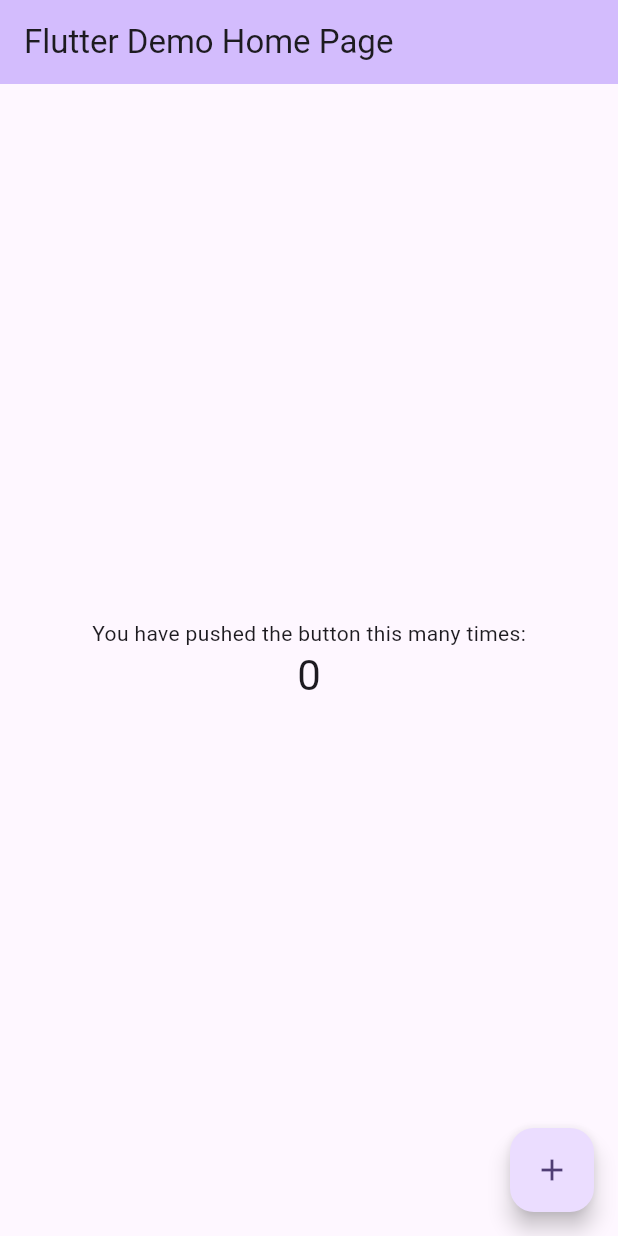
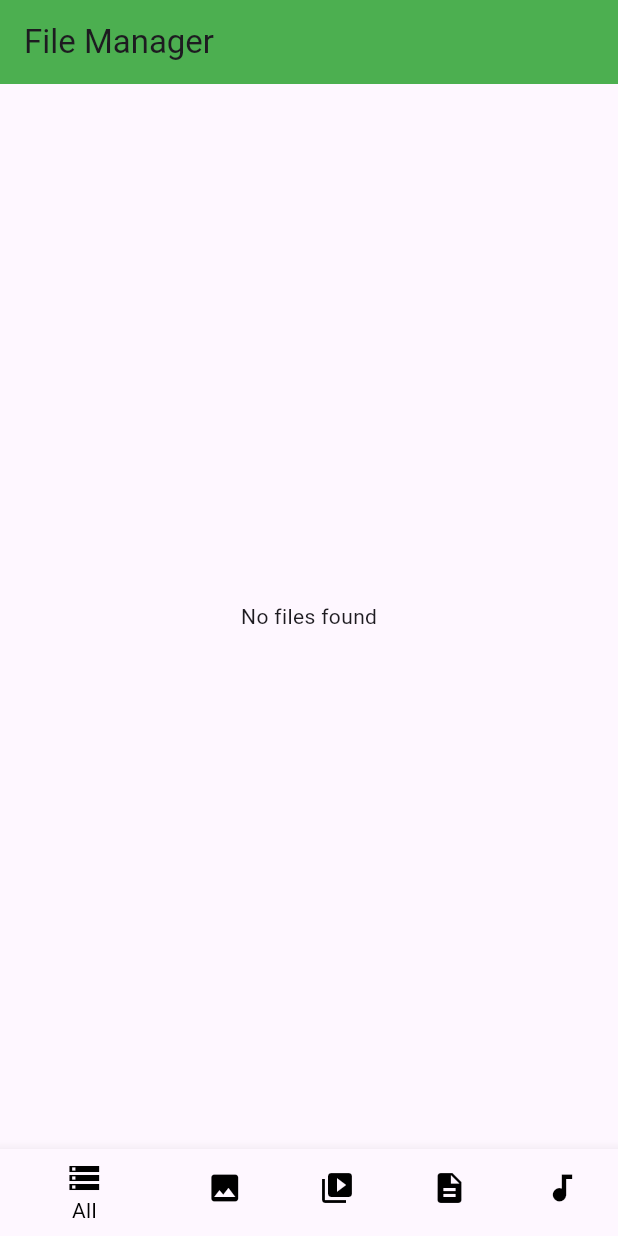
Before and after one commit to Earbaj/file_manager_flutter, a Flutter app: the screen it shows after launch, on a phone screen of 412 x 824 dp. Run offline on Flutter 3.47's test engine with Material 3 defaults, Android fonts, the phone set to English and light mode, and no system bars; our stand-ins replace open_filex, permission_handler.

Commit message:
ADD: file manager screen code and manifest permissions

```diff
--- /dev/null
+++ b/lib/filemanager_screen.dart
@@ -0,0 +1,118 @@
+import 'dart:io';
+import 'package:flutter/material.dart';
+import 'package:permission_handler/permission_handler.dart';
+import 'package:open_filex/open_filex.dart';
+
+class FileManagerScreen extends StatefulWidget {
+  @override
+  _FileManagerScreenState createState() => _FileManagerScreenState();
+}
+
+class _FileManagerScreenState extends State<FileManagerScreen> {
+  List<FileSystemEntity> allFiles = [];
+  int selectedIndex = 0;
+
+  @override
+  void initState() {
+    super.initState();
+    requestPermission();
+  }
+
+  Future<void> requestPermission() async {
+    if (await Permission.storage.request().isGranted) {
+      loadFiles();
+    }
+  }
+
+  void loadFiles() {
+    Directory root = Directory("/storage/emulated/0");
+
+    setState(() {
+      allFiles = root.listSync(recursive: false, followLinks: false)
+          .where((f) {
+        String name = f.path.split('/').last;
+        return name != "Android"; // skip restricted folder
+      }).toList();
+    });
+  }
+
+  /// Classify file types
+  String getFileType(String path) {
+    String ext = path.split('.').last.toLowerCase();
+    if (['jpg', 'jpeg', 'png', 'gif'].contains(ext)) return "Image";
+    if (['mp4', 'mkv', 'avi', 'mov'].contains(ext)) return "Video";
+    if (['mp3', 'wav', 'aac'].contains(ext)) return "Audio";
+    if (['pdf', 'doc', 'docx', 'txt', 'ppt', 'xls'].contains(ext)) return "Document";
+    return "Other";
+  }
+
+  /// Filter files based on selected tab
+  List<FileSystemEntity> getFilteredFiles() {
+    if (selectedIndex == 0) return allFiles; // All
+    if (selectedIndex == 1) {
+      return allFiles.where((f) => f is File && getFileType(f.path) == "Image").toList();
+    }
+    if (selectedIndex == 2) {
+      return allFiles.where((f) => f is File && getFileType(f.path) == "Video").toList();
+    }
+    if (selectedIndex == 3) {
+      return allFiles.where((f) => f is File && getFileType(f.path) == "Document").toList();
+    }
+    if (selectedIndex == 4) {
+      return allFiles.where((f) => f is File && getFileType(f.path) == "Audio").toList();
+    }
+    return [];
+  }
+
+  @override
+  Widget build(BuildContext context) {
+    List<FileSystemEntity> files = getFilteredFiles();
+
+    return Scaffold(
+      appBar: AppBar(
+        title: Text("File Manager"),
+        backgroundColor: Colors.green,
+      ),
+      body: files.isEmpty
+          ? Center(child: Text("No files found"))
+          : ListView.builder(
+        itemCount: files.length,
+        itemBuilder: (context, index) {
+          var file = files[index];
+          bool isDir = file is Directory;
+          return ListTile(
+            leading: Icon(isDir ? Icons.folder : Icons.insert_drive_file,
+                color: isDir ? Colors.amber : Colors.grey),
+            title: Text(file.path.split('/').last),
+            subtitle: isDir ? Text("Folder") : Text(getFileType(file.path)),
+            onTap: () {
+              if (file is File) {
+                OpenFilex.open(file.path); // open file
+              }
+            },
+          );
+        },
+      ),
+      bottomNavigationBar: BottomNavigationBar(
+        currentIndex: selectedIndex,
+        onTap: (index) {
+          setState(() {
+            selectedIndex = index;
+          });
+        },
+        selectedItemColor: Colors.black,   // selected label color
+        unselectedItemColor: Colors.black, // unselected label color
+        items: [
+          BottomNavigationBarItem(
+              icon: Icon(Icons.storage,color: Colors.black,),
+              label: "All",
+          ),
+          BottomNavigationBarItem(icon: Icon(Icons.image,color: Colors.black,), label: "Images"),
+          BottomNavigationBarItem(icon: Icon(Icons.video_library,color: Colors.black,), label: "Videos"),
+          BottomNavigationBarItem(icon: Icon(Icons.description,color: Colors.black,), label: "Docs"),
+          BottomNavigationBarItem(icon: Icon(Icons.audiotrack,color: Colors.black,), label: "Audio"),
+        ],
+      ),
+    );
+  }
+}
--- a/lib/main.dart
+++ b/lib/main.dart
@@ -1,4 +1,6 @@
 import 'package:flutter/material.dart';
+
+import 'filemanager_screen.dart';
 
 void main() {
   runApp(const MyApp());
@@ -31,95 +33,7 @@ class MyApp extends StatelessWidget {
         colorScheme: ColorScheme.fromSeed(seedColor: Colors.deepPurple),
         useMaterial3: true,
       ),
-      home: const MyHomePage(title: 'Flutter Demo Home Page'),
+      home: FileManagerScreen(),
     );
   }
 }
-
-class MyHomePage extends StatefulWidget {
-  const MyHomePage({super.key, required this.title});
-
-  // This widget is the home page of your application. It is stateful, meaning
-  // that it has a State object (defined below) that contains fields that affect
-  // how it looks.
-
-  // This class is the configuration for the state. It holds the values (in this
-  // case the title) provided by the parent (in this case the App widget) and
-  // used by the build method of the State. Fields in a Widget subclass are
-  // always marked "final".
-
-  final String title;
-
-  @override
-  State<MyHomePage> createState() => _MyHomePageState();
-}
-
-class _MyHomePageState extends State<MyHomePage> {
-  int _counter = 0;
-
-  void _incrementCounter() {
-    setState(() {
-      // This call to setState tells the Flutter framework that something has
-      // changed in this State, which causes it to rerun the build method below
-      // so that the display can reflect the updated values. If we changed
-      // _counter without calling setState(), then the build method would not be
-      // called again, and so nothing would appear to happen.
-      _counter++;
-    });
-  }
-
-  @override
-  Widget build(BuildContext context) {
-    // This method is rerun every time setState is called, for instance as done
-    // by the _incrementCounter method above.
-    //
-    // The Flutter framework has been optimized to make rerunning build methods
-    // fast, so that you can just rebuild anything that needs updating rather
-    // than having to individually change instances of widgets.
-    return Scaffold(
-      appBar: AppBar(
-        // TRY THIS: Try changing the color here to a specific color (to
-        // Colors.amber, perhaps?) and trigger a hot reload to see the AppBar
-        // change color while the other colors stay the same.
-        backgroundColor: Theme.of(context).colorScheme.inversePrimary,
-        // Here we take the value from the MyHomePage object that was created by
-        // the App.build method, and use it to set our appbar title.
-        title: Text(widget.title),
-      ),
-      body: Center(
-        // Center is a layout widget. It takes a single child and positions it
-        // in the middle of the parent.
-        child: Column(
-          // Column is also a layout widget. It takes a list of children and
-          // arranges them vertically. By default, it sizes itself to fit its
-          // children horizontally, and tries to be as tall as its parent.
-          //
-          // Column has various properties to control how it sizes itself and
-          // how it positions its children. Here we use mainAxisAlignment to
-          // center the children vertically; the main axis here is the vertical
-          // axis because Columns are vertical (the cross axis would be
-          // horizontal).
-          //
-          // TRY THIS: Invoke "debug painting" (choose the "Toggle Debug Paint"
-          // action in the IDE, or press "p" in the console), to see the
-          // wireframe for each widget.
-          mainAxisAlignment: MainAxisAlignment.center,
-          children: <Widget>[
-            const Text(
-              'You have pushed the button this many times:',
-            ),
-            Text(
-              '$_counter',
-              style: Theme.of(context).textTheme.headlineMedium,
-            ),
-          ],
-        ),
-      ),
-      floatingActionButton: FloatingActionButton(
-        onPressed: _incrementCounter,
-        tooltip: 'Increment',
-        child: const Icon(Icons.add),
-      ), // This trailing comma makes auto-formatting nicer for build methods.
-    );
-  }
-}
```
Also changed, not shown: pubspec.lock, 1 other file.
